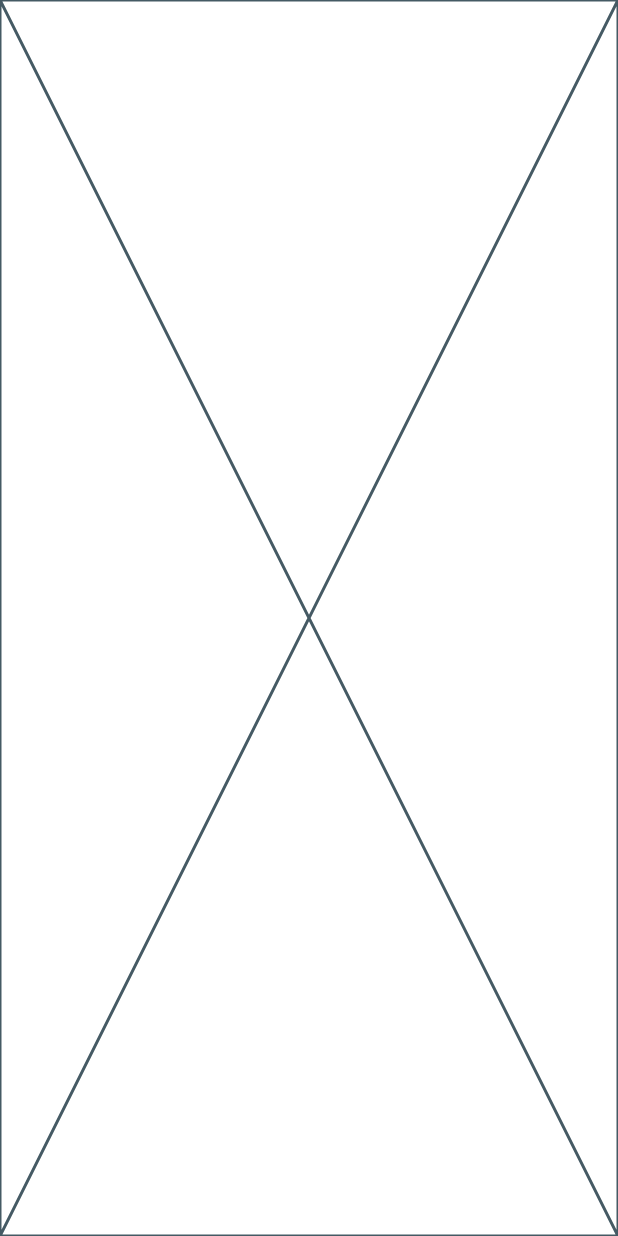
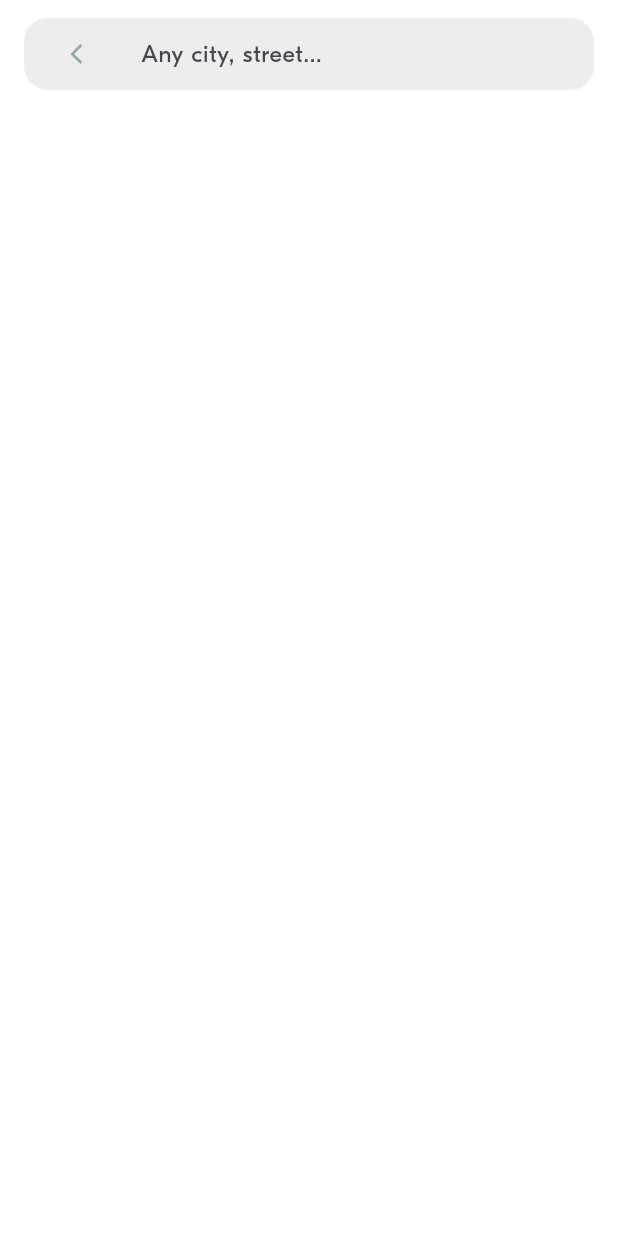
Before and after one commit to ronancadt/ronancadt-GEN-09-FLUTTER-2-BLA-W3, a Flutter app: the screen it shows after launch, after a tap on "Leaving from", on a phone screen of 412 x 824 dp. Run offline on Flutter 3.47's test engine with Material 3 defaults, Android fonts, the phone set to English and light mode, and no system bars; project files that could hold a hidden picture were left out.

Commit message:
BLA-005 – Implement the Location Picker

```diff
--- a/lib/screens/ride_pref/widgets/ride_pref_form.dart
+++ b/lib/screens/ride_pref/widgets/ride_pref_form.dart
@@ -3,6 +3,7 @@ import 'package:flutter/material.dart';
 import '../../../model/ride/locations.dart';
 import '../../../model/ride_pref/ride_pref.dart';
 import '../../../theme/theme.dart';
+import '../../../utils/animations_util.dart';
 import '../../../utils/date_time_util.dart';
 import '../../../widgets/actions/bla_button.dart';
 import '../../../widgets/display/bla_divider.dart';
@@ -34,6 +35,8 @@ class _RidePrefFormState extends State<RidePrefForm> {
   Location? arrival;
   late int requestedSeats;
 
+
+
   // ----------------------------------
   // Initialize the Form attributes
   // ----------------------------------
@@ -60,11 +63,11 @@ class _RidePrefFormState extends State<RidePrefForm> {
   // Handle events
   // ----------------------------------
 
+
   void onDeparturePressed() async {
     // 1- Select a location
-    Location? selectedLocation =
-        await Navigator.of(context).push<Location>(MaterialPageRoute(
-            builder: (ctx) => BlaLocationPicker( )));
+    Location? selectedLocation = await Navigator.of(context).push<Location>(
+        AnimationUtils.createBottomToTopRoute(BlaLocationPicker(initLocation: departure,)));
 
     // 2- Update the from if needed
     if (selectedLocation != null) {
@@ -76,9 +79,8 @@ class _RidePrefFormState extends State<RidePrefForm> {
 
   void onArrivalPressed() async {
     // 1- Select a location
-    Location? selectedLocation =
-        await Navigator.of(context).push<Location>(MaterialPageRoute(
-            builder: (ctx) => BlaLocationPicker(  )));
+    Location? selectedLocation = await Navigator.of(context).push<Location>(
+        AnimationUtils.createBottomToTopRoute(BlaLocationPicker(initLocation: arrival,)));
 
     // 2- Update the from if needed
     if (selectedLocation != null) {
@@ -90,6 +92,7 @@ class _RidePrefFormState extends State<RidePrefForm> {
 
   void onSubmit() {}
 
+
   void onSwappingLocationPressed() {
     setState(() {
       // We switch only if both departure and arrivate are defined
@@ -100,6 +103,7 @@ class _RidePrefFormState extends State<RidePrefForm> {
         }
       });
   }
+
 
   // ----------------------------------
   // Compute the widgets rendering
@@ -114,7 +118,8 @@ class _RidePrefFormState extends State<RidePrefForm> {
   String get dateLabel => DateTimeUtils.formatDateTime(departureDate);
   String get numberLabel => requestedSeats.toString();
 
-  bool get switchVisible => arrival != null && departure != null;
+  bool get switchVisible => arrival!=null && departure != null;
+
 
   // ----------------------------------
   // Build the widgets
@@ -125,6 +130,7 @@ class _RidePrefFormState extends State<RidePrefForm> {
         mainAxisAlignment: MainAxisAlignment.start,
         crossAxisAlignment: CrossAxisAlignment.stretch,
         children: [
+
           Padding(
             padding: const EdgeInsets.symmetric(horizontal: BlaSpacings.m),
             child: Column(
@@ -135,9 +141,8 @@ class _RidePrefFormState extends State<RidePrefForm> {
                     title: departureLabel,
                     leftIcon: Icons.location_on,
                     onPressed: onDeparturePressed,
-                  rightIcon: switchVisible ? Icons.swap_vert : null,
-                  onRightIconPressed:
-                      switchVisible ? onSwappingLocationPressed : null,
+                    rightIcon: switchVisible? Icons.swap_vert:null,
+                    onRightIconPressed: switchVisible? onSwappingLocationPressed: null,
                     ),
                 const BlaDivider(),
 
@@ -167,6 +172,8 @@ class _RidePrefFormState extends State<RidePrefForm> {
 
           // 5 - Launch a search
           BlaButton(text: 'Search', onPressed: onSubmit),
+
+
         ]);
   }
 }
--- a/lib/widgets/inputs/bla_location_picker.dart
+++ b/lib/widgets/inputs/bla_location_picker.dart
@@ -1,15 +1,196 @@
 import 'package:flutter/material.dart';
+import 'package:week_3_blabla_project/model/ride/locations.dart';
 
+import '../../service/locations_service.dart';
+import '../../theme/theme.dart';
+
+///
+/// This full-screen modal is in charge of providing (if confirmed) a selected location.
+///
 class BlaLocationPicker extends StatefulWidget {
-  const BlaLocationPicker({super.key});
+  final Location? initLocation; // The picker can be triguer with an existing location name
+
+  const BlaLocationPicker({super.key, this.initLocation});
 
   @override
   State<BlaLocationPicker> createState() => _BlaLocationPickerState();
 }
 
 class _BlaLocationPickerState extends State<BlaLocationPicker> {
+  List<Location> filteredLocations = [];
+
+
+  void onBackSelected() {
+    Navigator.of(context).pop();
+  }
+
+  void  onLocationSelected(Location location) {
+    Navigator.of(context).pop(location);
+  }
+
+  void onSearchChanged(String searchText) {
+    List<Location> newSelection = [];
+
+    if (searchText.length > 1) {   // We start to search from 2 characters only.
+      newSelection = LocationsService.availableLocations
+          .where((location) =>
+              location.name.toUpperCase().contains(searchText.toUpperCase()))
+          .toList();
+    }
+
+    setState(() {
+      filteredLocations = newSelection;
+    });
+  }
+
   @override
   Widget build(BuildContext context) {
-    return const Placeholder();
+    return Scaffold(
+        body: Padding(
+      padding: const EdgeInsets.only(
+          left: BlaSpacings.m, right: BlaSpacings.m, top: BlaSpacings.s),
+      child: Column(
+        children: [
+          // Top search Search bar
+          BlaSearchBar(
+            onBackPressed: onBackSelected,
+            onSearchChanged: onSearchChanged,
+          ),
+
+          Expanded(
+            child: ListView.builder(
+              itemCount: filteredLocations.length,
+              itemBuilder: (ctx, index) => LocationTile(
+                location: filteredLocations[index],
+                onSelected: onLocationSelected,
+              ),
+            ),
+          ),
+        ],
+      ),
+    ));
   }
 }
+
+///
+/// This tile represents an item in the list of past entered ride inputs
+///s
+class LocationTile extends StatelessWidget {
+  final Location location;
+  final Function(Location location) onSelected;
+
+  const LocationTile(
+      {super.key, required this.location, required this.onSelected});
+
+  String get title => location.name;
+
+  String get subTitle => location.country.name;
+
+  @override
+  Widget build(BuildContext context) {
+    return ListTile(
+      onTap: () => onSelected(location),
+      title: Text(title,
+          style: BlaTextStyles.body.copyWith(color: BlaColors.textNormal)),
+      subtitle: Text(subTitle,
+          style: BlaTextStyles.label.copyWith(color: BlaColors.textLight)),
+      trailing: Icon(
+        Icons.arrow_forward_ios,
+        color: BlaColors.iconLight,
+        size: 16,
+      ),
+    );
+  }
+}
+
+
+
+
+///
+///  The Search bar combines the search input + the navigation back button
+///  A clear button appears when search contains some text.
+///
+class BlaSearchBar extends StatefulWidget {
+  const BlaSearchBar(
+      {super.key, required this.onSearchChanged, required this.onBackPressed});
+
+  final Function(String text) onSearchChanged;
+  final VoidCallback onBackPressed;
+
+  @override
+  State<BlaSearchBar> createState() => _BlaSearchBarState();
+}
+
+class _BlaSearchBarState extends State<BlaSearchBar> {
+  final TextEditingController _controller = TextEditingController();
+  final FocusNode _focusNode = FocusNode();
+
+  bool get searchIsNotEmpty => _controller.text.isNotEmpty;
+
+  void onChanged(String newText) {
+    // 1 - Notity the listener
+    widget.onSearchChanged(newText);
+
+    // 2 - Update the cross icon
+    setState(() {});
+  }
+
+  @override
+  void dispose() {
+    _controller.dispose();
+    _focusNode.dispose();
+    super.dispose();
+  }
+
+  @override
+  Widget build(BuildContext context) {
+    return Container(
+      decoration: BoxDecoration(
+        color: BlaColors.backgroundAccent,
+        borderRadius:
+            BorderRadius.circular(BlaSpacings.radius), // Rounded corners
+      ),
+      child: Row(
+        children: [
+          // Left icon
+          Padding(
+            padding: const EdgeInsets.symmetric(horizontal: 15),
+            child: IconButton(
+              onPressed: widget.onBackPressed,
+              icon: Icon(
+                Icons.arrow_back_ios,
+                color: BlaColors.iconLight,
+                size: 16,
+              ),
+            ),
+          ),
+
+          Expanded(
+            child: TextField(
+              focusNode: _focusNode, // Keep focus
+              onChanged: onChanged,
+              controller: _controller,
+              style: TextStyle(color: BlaColors.textLight),
+              decoration: InputDecoration(
+                hintText: "Any city, street...",
+                border: InputBorder.none, // No border
+                filled: false, // No background fill
+              ),
+            ),
+          ),
+
+          searchIsNotEmpty // A clear button appears when search contains some text
+              ? IconButton(
+                  icon: Icon(Icons.close, color: BlaColors.iconLight),
+                  onPressed: () {
+                    _controller.clear();
+                    _focusNode.requestFocus(); // Ensure it stays focused
+                    onChanged("");
+                  },
+                )
+              : SizedBox.shrink(), // Hides the icon if text field is empty
+        ],
+      ),
+    );
+  }
+}
```
Lines whose indentation alone changed are shown as unchanged.
